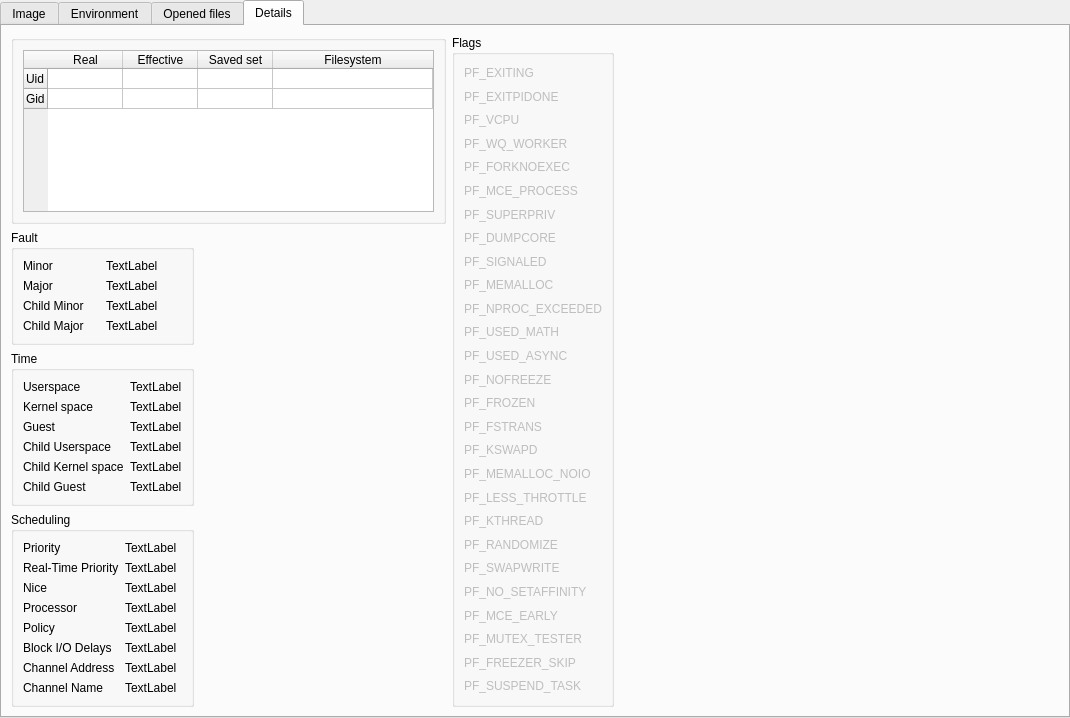
Above: src/processdetailview.ui from Wenzel/kmonitor before the change. Below: the same form after it.
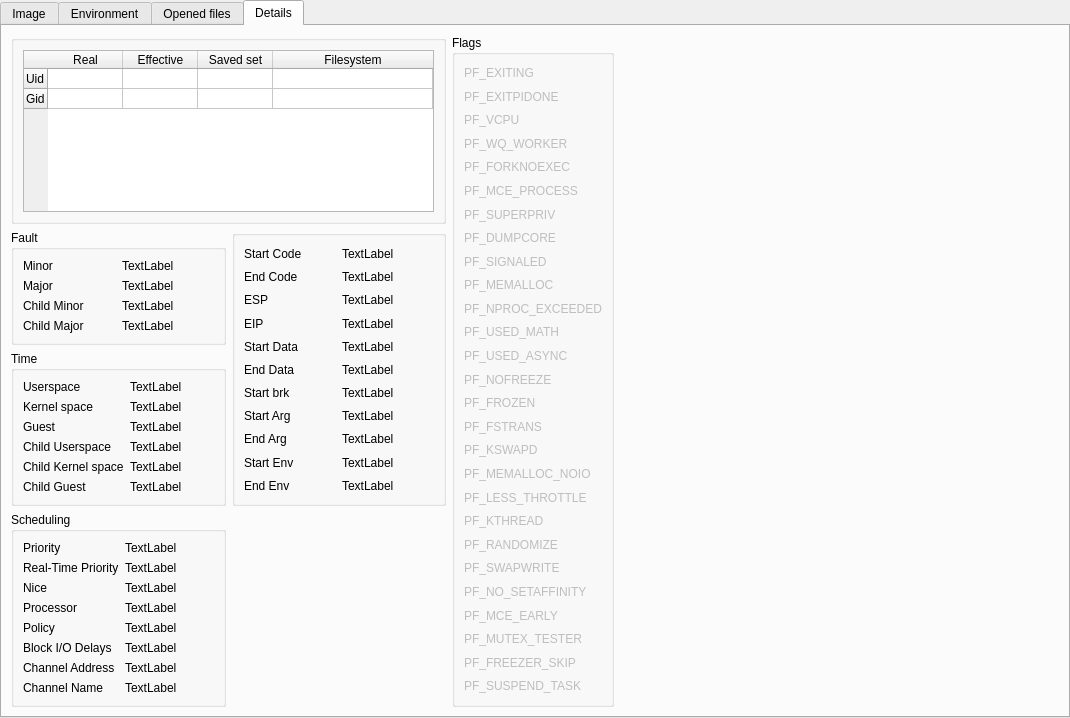
That is the form after the change.

Commit message: display start/end properties

Patch:
```diff
--- a/src/processdetailview.ui
+++ b/src/processdetailview.ui
@@ -286,388 +286,72 @@
    <attribute name="title">
     <string>Details</string>
    </attribute>
-   <layout class="QHBoxLayout" name="horizontalLayout_5">
-    <item>
-     <layout class="QVBoxLayout" name="verticalLayout_4">
-      <item>
-       <widget class="QGroupBox" name="groupBox_3">
-        <property name="title">
-         <string/>
-        </property>
-        <layout class="QHBoxLayout" name="horizontalLayout_2">
-         <item>
-          <widget class="QTableWidget" name="tableWidget_uids">
-           <property name="editTriggers">
-            <set>QAbstractItemView::NoEditTriggers</set>
-           </property>
-           <property name="rowCount">
-            <number>2</number>
-           </property>
-           <property name="columnCount">
-            <number>4</number>
-           </property>
-           <attribute name="horizontalHeaderDefaultSectionSize">
-            <number>75</number>
-           </attribute>
-           <attribute name="horizontalHeaderStretchLastSection">
-            <bool>true</bool>
-           </attribute>
-           <attribute name="verticalHeaderDefaultSectionSize">
-            <number>20</number>
-           </attribute>
-           <attribute name="verticalHeaderStretchLastSection">
-            <bool>false</bool>
-           </attribute>
-           <row>
-            <property name="text">
-             <string>Uid</string>
-            </property>
-           </row>
-           <row>
-            <property name="text">
-             <string>Gid</string>
-            </property>
-           </row>
-           <column>
-            <property name="text">
-             <string>Real</string>
-            </property>
-           </column>
-           <column>
-            <property name="text">
-             <string>Effective</string>
-            </property>
-           </column>
-           <column>
-            <property name="text">
-             <string>Saved set</string>
-            </property>
-           </column>
-           <column>
-            <property name="text">
-             <string>Filesystem</string>
-            </property>
-           </column>
-          </widget>
-         </item>
-        </layout>
-       </widget>
-      </item>
-      <item>
-       <layout class="QHBoxLayout" name="horizontalLayout_3">
-        <item>
-         <layout class="QVBoxLayout" name="verticalLayout_3">
-          <item>
-           <widget class="QGroupBox" name="groupBox_5">
-            <property name="title">
-             <string>Fault</string>
-            </property>
-            <layout class="QGridLayout" name="gridLayout_4">
-             <item row="0" column="0">
-              <widget class="QLabel" name="label_12">
-               <property name="text">
-                <string>Minor</string>
-               </property>
-              </widget>
-             </item>
-             <item row="0" column="1">
-              <widget class="QLabel" name="label_minflt">
-               <property name="frameShape">
-                <enum>QFrame::NoFrame</enum>
-               </property>
-               <property name="frameShadow">
-                <enum>QFrame::Plain</enum>
-               </property>
-               <property name="lineWidth">
-                <number>0</number>
-               </property>
-               <property name="midLineWidth">
-                <number>0</number>
-               </property>
-               <property name="text">
-                <string>TextLabel</string>
-               </property>
-              </widget>
-             </item>
-             <item row="2" column="0">
-              <widget class="QLabel" name="label_16">
-               <property name="text">
-                <string>Child Minor</string>
-               </property>
-              </widget>
-             </item>
-             <item row="2" column="1">
-              <widget class="QLabel" name="label_cminflt">
-               <property name="text">
-                <string>TextLabel</string>
-               </property>
-              </widget>
-             </item>
-             <item row="4" column="0">
-              <widget class="QLabel" name="label_19">
-               <property name="text">
-                <string>Child Major</string>
-               </property>
-              </widget>
-             </item>
-             <item row="4" column="1">
-              <widget class="QLabel" name="label_cmajflt">
-               <property name="text">
-                <string>TextLabel</string>
-               </property>
-              </widget>
-             </item>
-             <item row="1" column="0">
-              <widget class="QLabel" name="label_18">
-               <property name="text">
-                <string>Major</string>
-               </property>
-              </widget>
-             </item>
-             <item row="1" column="1">
-              <widget class="QLabel" name="label_majflt">
-               <property name="text">
-                <string>TextLabel</string>
-               </property>
-              </widget>
-             </item>
-            </layout>
-           </widget>
-          </item>
-          <item>
-           <widget class="QGroupBox" name="groupBox_6">
-            <property name="title">
-             <string>Time</string>
-            </property>
-            <layout class="QGridLayout" name="gridLayout_5">
-             <item row="0" column="0">
-              <widget class="QLabel" name="label_13">
-               <property name="text">
-                <string>Userspace</string>
-               </property>
-              </widget>
-             </item>
-             <item row="0" column="1">
-              <widget class="QLabel" name="label_utime">
-               <property name="text">
-                <string>TextLabel</string>
-               </property>
-              </widget>
-             </item>
-             <item row="1" column="0">
-              <widget class="QLabel" name="label_14">
-               <property name="text">
-                <string>Kernel space</string>
-               </property>
-              </widget>
-             </item>
-             <item row="1" column="1">
-              <widget class="QLabel" name="label_stime">
-               <property name="text">
-                <string>TextLabel</string>
-               </property>
-              </widget>
-             </item>
-             <item row="3" column="0">
-              <widget class="QLabel" name="label_15">
-               <property name="text">
-                <string>Child Userspace</string>
-               </property>
-              </widget>
-             </item>
-             <item row="3" column="1">
-              <widget class="QLabel" name="label_cutime">
-               <property name="text">
-                <string>TextLabel</string>
-               </property>
-              </widget>
-             </item>
-             <item row="4" column="0">
-              <widget class="QLabel" name="label_17">
-               <property name="text">
-                <string>Child Kernel space</string>
-               </property>
-              </widget>
-             </item>
-             <item row="4" column="1">
-              <widget class="QLabel" name="label_cstime">
-               <property name="text">
-                <string>TextLabel</string>
-               </property>
-              </widget>
-             </item>
-             <item row="2" column="1">
-              <widget class="QLabel" name="label_guest_time">
-               <property name="text">
-                <string>TextLabel</string>
-               </property>
-              </widget>
-             </item>
-             <item row="2" column="0">
-              <widget class="QLabel" name="label_28">
-               <property name="text">
-                <string>Guest</string>
-               </property>
-              </widget>
-             </item>
-             <item row="5" column="0">
-              <widget class="QLabel" name="label_29">
-               <property name="text">
-                <string>Child Guest</string>
-               </property>
-              </widget>
-             </item>
-             <item row="5" column="1">
-              <widget class="QLabel" name="label_cguest_time">
-               <property name="text">
-                <string>TextLabel</string>
-               </property>
-              </widget>
-             </item>
-            </layout>
-           </widget>
-          </item>
-          <item>
-           <widget class="QGroupBox" name="groupBox_7">
-            <property name="title">
-             <string>Scheduling</string>
-            </property>
-            <layout class="QGridLayout" name="gridLayout_3">
-             <item row="2" column="1">
-              <widget class="QLabel" name="label_nice">
-               <property name="text">
-                <string>TextLabel</string>
-               </property>
-              </widget>
-             </item>
-             <item row="4" column="0">
-              <widget class="QLabel" name="label_26">
-               <property name="text">
-                <string>Policy</string>
-               </property>
-              </widget>
-             </item>
-             <item row="0" column="0">
-              <widget class="QLabel" name="label_20">
-               <property name="text">
-                <string>Priority</string>
-               </property>
-              </widget>
-             </item>
-             <item row="5" column="0">
-              <widget class="QLabel" name="label_27">
-               <property name="text">
-                <string>Block I/O Delays</string>
-               </property>
-              </widget>
-             </item>
-             <item row="1" column="1">
-              <widget class="QLabel" name="label_rt_priority">
-               <property name="text">
-                <string>TextLabel</string>
-               </property>
-              </widget>
-             </item>
-             <item row="3" column="1">
-              <widget class="QLabel" name="label_processor">
-               <property name="text">
-                <string>TextLabel</string>
-               </property>
-              </widget>
-             </item>
-             <item row="3" column="0">
-              <widget class="QLabel" name="label_23">
-               <property name="text">
-                <string>Processor</string>
-               </property>
-              </widget>
-             </item>
-             <item row="0" column="1">
-              <widget class="QLabel" name="label_priority">
-               <property name="text">
-                <string>TextLabel</string>
-               </property>
-              </widget>
-             </item>
-             <item row="2" column="0">
-              <widget class="QLabel" name="label_22">
-               <property name="text">
-                <string>Nice</string>
-               </property>
-              </widget>
-             </item>
-             <item row="1" column="0">
-              <widget class="QLabel" name="label_24">
-               <property name="text">
-                <string>Real-Time Priority</string>
-               </property>
-              </widget>
-             </item>
-             <item row="5" column="1">
-              <widget class="QLabel" name="label_delayacct_blkio_ticks">
-               <property name="text">
-                <string>TextLabel</string>
-               </property>
-              </widget>
-             </item>
-             <item row="6" column="1">
-              <widget class="QLabel" name="label_wchan_addr">
-               <property name="text">
-                <string>TextLabel</string>
-               </property>
-              </widget>
-             </item>
-             <item row="4" column="1">
-              <widget class="QLabel" name="label_policy">
-               <property name="text">
-                <string>TextLabel</string>
-               </property>
-              </widget>
-             </item>
-             <item row="6" column="0">
-              <widget class="QLabel" name="label_30">
-               <property name="text">
-                <string>Channel Address</string>
-               </property>
-              </widget>
-             </item>
-             <item row="7" column="0">
-              <widget class="QLabel" name="label_31">
-               <property name="text">
-                <string>Channel Name</string>
-               </property>
-              </widget>
-             </item>
-             <item row="7" column="1">
-              <widget class="QLabel" name="label_wchan_name">
-               <property name="text">
-                <string>TextLabel</string>
-               </property>
-              </widget>
-             </item>
-            </layout>
-           </widget>
-          </item>
-         </layout>
-        </item>
-        <item>
-         <spacer name="horizontalSpacer">
-          <property name="orientation">
-           <enum>Qt::Horizontal</enum>
+   <layout class="QGridLayout" name="gridLayout_8">
+    <item row="0" column="0">
+     <widget class="QGroupBox" name="groupBox_3">
+      <property name="title">
+       <string/>
+      </property>
+      <layout class="QHBoxLayout" name="horizontalLayout_2">
+       <item>
+        <widget class="QTableWidget" name="tableWidget_uids">
+         <property name="editTriggers">
+          <set>QAbstractItemView::NoEditTriggers</set>
+         </property>
+         <property name="rowCount">
+          <number>2</number>
+         </property>
+         <property name="columnCount">
+          <number>4</number>
+         </property>
+         <attribute name="horizontalHeaderDefaultSectionSize">
+          <number>75</number>
+         </attribute>
+         <attribute name="horizontalHeaderStretchLastSection">
+          <bool>true</bool>
+         </attribute>
+         <attribute name="verticalHeaderDefaultSectionSize">
+          <number>20</number>
+         </attribute>
+         <attribute name="verticalHeaderStretchLastSection">
+          <bool>false</bool>
+         </attribute>
+         <row>
+          <property name="text">
+           <string>Uid</string>
           </property>
-          <property name="sizeHint" stdset="0">
-           <size>
-            <width>40</width>
-            <height>20</height>
-           </size>
+         </row>
+         <row>
+          <property name="text">
+           <string>Gid</string>
           </property>
-         </spacer>
-        </item>
-       </layout>
-      </item>
-     </layout>
+         </row>
+         <column>
+          <property name="text">
+           <string>Real</string>
+          </property>
+         </column>
+         <column>
+          <property name="text">
+           <string>Effective</string>
+          </property>
+         </column>
+         <column>
+          <property name="text">
+           <string>Saved set</string>
+          </property>
+         </column>
+         <column>
+          <property name="text">
+           <string>Filesystem</string>
+          </property>
+         </column>
+        </widget>
+       </item>
+      </layout>
+     </widget>
     </item>
-    <item>
+    <item row="0" column="1" rowspan="2">
      <widget class="QGroupBox" name="groupBox_4">
       <property name="title">
        <string>Flags</string>
@@ -946,7 +630,465 @@
       </layout>
      </widget>
     </item>
-    <item>
+    <item row="1" column="0">
+     <layout class="QGridLayout" name="gridLayout_7">
+      <item row="0" column="0">
+       <widget class="QGroupBox" name="groupBox_5">
+        <property name="title">
+         <string>Fault</string>
+        </property>
+        <layout class="QGridLayout" name="gridLayout_4">
+         <item row="0" column="1">
+          <widget class="QLabel" name="label_minflt">
+           <property name="frameShape">
+            <enum>QFrame::NoFrame</enum>
+           </property>
+           <property name="frameShadow">
+            <enum>QFrame::Plain</enum>
+           </property>
+           <property name="lineWidth">
+            <number>0</number>
+           </property>
+           <property name="midLineWidth">
+            <number>0</number>
+           </property>
+           <property name="text">
+            <string>TextLabel</string>
+           </property>
+          </widget>
+         </item>
+         <item row="2" column="1">
+          <widget class="QLabel" name="label_cminflt">
+           <property name="text">
+            <string>TextLabel</string>
+           </property>
+          </widget>
+         </item>
+         <item row="1" column="0">
+          <widget class="QLabel" name="label_18">
+           <property name="text">
+            <string>Major</string>
+           </property>
+          </widget>
+         </item>
+         <item row="0" column="0">
+          <widget class="QLabel" name="label_12">
+           <property name="text">
+            <string>Minor</string>
+           </property>
+          </widget>
+         </item>
+         <item row="2" column="0">
+          <widget class="QLabel" name="label_16">
+           <property name="text">
+            <string>Child Minor</string>
+           </property>
+          </widget>
+         </item>
+         <item row="4" column="1">
+          <widget class="QLabel" name="label_cmajflt">
+           <property name="text">
+            <string>TextLabel</string>
+           </property>
+          </widget>
+         </item>
+         <item row="1" column="1">
+          <widget class="QLabel" name="label_majflt">
+           <property name="text">
+            <string>TextLabel</string>
+           </property>
+          </widget>
+         </item>
+         <item row="4" column="0">
+          <widget class="QLabel" name="label_19">
+           <property name="text">
+            <string>Child Major</string>
+           </property>
+          </widget>
+         </item>
+        </layout>
+       </widget>
+      </item>
+      <item row="0" column="1" rowspan="2">
+       <widget class="QGroupBox" name="groupBox_8">
+        <property name="title">
+         <string/>
+        </property>
+        <layout class="QGridLayout" name="gridLayout_6">
+         <item row="2" column="1">
+          <widget class="QLabel" name="label_kstkesp">
+           <property name="text">
+            <string>TextLabel</string>
+           </property>
+          </widget>
+         </item>
+         <item row="4" column="1">
+          <widget class="QLabel" name="label_start_data">
+           <property name="text">
+            <string>TextLabel</string>
+           </property>
+          </widget>
+         </item>
+         <item row="7" column="1">
+          <widget class="QLabel" name="label_start_arg">
+           <property name="text">
+            <string>TextLabel</string>
+           </property>
+          </widget>
+         </item>
+         <item row="10" column="1">
+          <widget class="QLabel" name="label_end_env">
+           <property name="text">
+            <string>TextLabel</string>
+           </property>
+          </widget>
+         </item>
+         <item row="6" column="0">
+          <widget class="QLabel" name="label_38">
+           <property name="text">
+            <string>Start brk</string>
+           </property>
+          </widget>
+         </item>
+         <item row="5" column="0">
+          <widget class="QLabel" name="label_37">
+           <property name="text">
+            <string>End Data</string>
+           </property>
+          </widget>
+         </item>
+         <item row="6" column="1">
+          <widget class="QLabel" name="label_start_brk">
+           <property name="text">
+            <string>TextLabel</string>
+           </property>
+          </widget>
+         </item>
+         <item row="3" column="1">
+          <widget class="QLabel" name="label_kstkeip">
+           <property name="text">
+            <string>TextLabel</string>
+           </property>
+          </widget>
+         </item>
+         <item row="10" column="0">
+          <widget class="QLabel" name="label_42">
+           <property name="text">
+            <string>End Env</string>
+           </property>
+          </widget>
+         </item>
+         <item row="3" column="0">
+          <widget class="QLabel" name="label_35">
+           <property name="text">
+            <string>EIP</string>
+           </property>
+          </widget>
+         </item>
+         <item row="8" column="1">
+          <widget class="QLabel" name="label_end_arg">
+           <property name="text">
+            <string>TextLabel</string>
+           </property>
+          </widget>
+         </item>
+         <item row="2" column="0">
+          <widget class="QLabel" name="label_34">
+           <property name="text">
+            <string>ESP</string>
+           </property>
+          </widget>
+         </item>
+         <item row="1" column="0">
+          <widget class="QLabel" name="label_33">
+           <property name="text">
+            <string>End Code</string>
+           </property>
+          </widget>
+         </item>
+         <item row="1" column="1">
+          <widget class="QLabel" name="label_end_code">
+           <property name="text">
+            <string>TextLabel</string>
+           </property>
+          </widget>
+         </item>
+         <item row="0" column="1">
+          <widget class="QLabel" name="label_start_code">
+           <property name="text">
+            <string>TextLabel</string>
+           </property>
+          </widget>
+         </item>
+         <item row="9" column="0">
+          <widget class="QLabel" name="label_41">
+           <property name="text">
+            <string>Start Env</string>
+           </property>
+          </widget>
+         </item>
+         <item row="0" column="0">
+          <widget class="QLabel" name="label_32">
+           <property name="text">
+            <string>Start Code</string>
+           </property>
+          </widget>
+         </item>
+         <item row="9" column="1">
+          <widget class="QLabel" name="label_start_env">
+           <property name="text">
+            <string>TextLabel</string>
+           </property>
+          </widget>
+         </item>
+         <item row="7" column="0">
+          <widget class="QLabel" name="label_39">
+           <property name="text">
+            <string>Start Arg</string>
+           </property>
+          </widget>
+         </item>
+         <item row="8" column="0">
+          <widget class="QLabel" name="label_40">
+           <property name="text">
+            <string>End Arg</string>
+           </property>
+          </widget>
+         </item>
+         <item row="5" column="1">
+          <widget class="QLabel" name="label_end_data">
+           <property name="text">
+            <string>TextLabel</string>
+           </property>
+          </widget>
+         </item>
+         <item row="4" column="0">
+          <widget class="QLabel" name="label_36">
+           <property name="text">
+            <string>Start Data</string>
+           </property>
+          </widget>
+         </item>
+        </layout>
+       </widget>
+      </item>
+      <item row="1" column="0">
+       <widget class="QGroupBox" name="groupBox_6">
+        <property name="title">
+         <string>Time</string>
+        </property>
+        <layout class="QGridLayout" name="gridLayout_5">
+         <item row="2" column="0">
+          <widget class="QLabel" name="label_28">
+           <property name="text">
+            <string>Guest</string>
+           </property>
+          </widget>
+         </item>
+         <item row="5" column="0">
+          <widget class="QLabel" name="label_29">
+           <property name="text">
+            <string>Child Guest</string>
+           </property>
+          </widget>
+         </item>
+         <item row="2" column="1">
+          <widget class="QLabel" name="label_guest_time">
+           <property name="text">
+            <string>TextLabel</string>
+           </property>
+          </widget>
+         </item>
+         <item row="0" column="0">
+          <widget class="QLabel" name="label_13">
+           <property name="text">
+            <string>Userspace</string>
+           </property>
+          </widget>
+         </item>
+         <item row="0" column="1">
+          <widget class="QLabel" name="label_utime">
+           <property name="text">
+            <string>TextLabel</string>
+           </property>
+          </widget>
+         </item>
+         <item row="5" column="1">
+          <widget class="QLabel" name="label_cguest_time">
+           <property name="text">
+            <string>TextLabel</string>
+           </property>
+          </widget>
+         </item>
+         <item row="3" column="0">
+          <widget class="QLabel" name="label_15">
+           <property name="text">
+            <string>Child Userspace</string>
+           </property>
+          </widget>
+         </item>
+         <item row="3" column="1">
+          <widget class="QLabel" name="label_cutime">
+           <property name="text">
+            <string>TextLabel</string>
+           </property>
+          </widget>
+         </item>
+         <item row="4" column="0">
+          <widget class="QLabel" name="label_17">
+           <property name="text">
+            <string>Child Kernel space</string>
+           </property>
+          </widget>
+         </item>
+         <item row="4" column="1">
+          <widget class="QLabel" name="label_cstime">
+           <property name="text">
+            <string>TextLabel</string>
+           </property>
+          </widget>
+         </item>
+         <item row="1" column="0">
+          <widget class="QLabel" name="label_14">
+           <property name="text">
+            <string>Kernel space</string>
+           </property>
+          </widget>
+         </item>
+         <item row="1" column="1">
+          <widget class="QLabel" name="label_stime">
+           <property name="text">
+            <string>TextLabel</string>
+           </property>
+          </widget>
+         </item>
+        </layout>
+       </widget>
+      </item>
+      <item row="2" column="0">
+       <widget class="QGroupBox" name="groupBox_7">
+        <property name="title">
+         <string>Scheduling</string>
+        </property>
+        <layout class="QGridLayout" name="gridLayout_3">
+         <item row="5" column="0">
+          <widget class="QLabel" name="label_27">
+           <property name="text">
+            <string>Block I/O Delays</string>
+           </property>
+          </widget>
+         </item>
+         <item row="0" column="0">
+          <widget class="QLabel" name="label_20">
+           <property name="text">
+            <string>Priority</string>
+           </property>
+          </widget>
+         </item>
+         <item row="0" column="1">
+          <widget class="QLabel" name="label_priority">
+           <property name="text">
+            <string>TextLabel</string>
+           </property>
+          </widget>
+         </item>
+         <item row="6" column="0">
+          <widget class="QLabel" name="label_30">
+           <property name="text">
+            <string>Channel Address</string>
+           </property>
+          </widget>
+         </item>
+         <item row="3" column="1">
+          <widget class="QLabel" name="label_processor">
+           <property name="text">
+            <string>TextLabel</string>
+           </property>
+          </widget>
+         </item>
+         <item row="1" column="0">
+          <widget class="QLabel" name="label_24">
+           <property name="text">
+            <string>Real-Time Priority</string>
+           </property>
+          </widget>
+         </item>
+         <item row="4" column="1">
+          <widget class="QLabel" name="label_policy">
+           <property name="text">
+            <string>TextLabel</string>
+           </property>
+          </widget>
+         </item>
+         <item row="6" column="1">
+          <widget class="QLabel" name="label_wchan_addr">
+           <property name="text">
+            <string>TextLabel</string>
+           </property>
+          </widget>
+         </item>
+         <item row="5" column="1">
+          <widget class="QLabel" name="label_delayacct_blkio_ticks">
+           <property name="text">
+            <string>TextLabel</string>
+           </property>
+          </widget>
+         </item>
+         <item row="4" column="0">
+          <widget class="QLabel" name="label_26">
+           <property name="text">
+            <string>Policy</string>
+           </property>
+          </widget>
+         </item>
+         <item row="7" column="0">
+          <widget class="QLabel" name="label_31">
+           <property name="text">
+            <string>Channel Name</string>
+           </property>
+          </widget>
+         </item>
+         <item row="7" column="1">
+          <widget class="QLabel" name="label_wchan_name">
+           <property name="text">
+            <string>TextLabel</string>
+           </property>
+          </widget>
+         </item>
+         <item row="1" column="1">
+          <widget class="QLabel" name="label_rt_priority">
+           <property name="text">
+            <string>TextLabel</string>
+           </property>
+          </widget>
+         </item>
+         <item row="2" column="0">
+          <widget class="QLabel" name="label_22">
+           <property name="text">
+            <string>Nice</string>
+           </property>
+          </widget>
+         </item>
+         <item row="2" column="1">
+          <widget class="QLabel" name="label_nice">
+           <property name="text">
+            <string>TextLabel</string>
+           </property>
+          </widget>
+         </item>
+         <item row="3" column="0">
+          <widget class="QLabel" name="label_23">
+           <property name="text">
+            <string>Processor</string>
+           </property>
+          </widget>
+         </item>
+        </layout>
+       </widget>
+      </item>
+     </layout>
+    </item>
+    <item row="1" column="2">
      <spacer name="horizontalSpacer_2">
       <property name="orientation">
        <enum>Qt::Horizontal</enum>
```
The commit also changes 1 other file.
